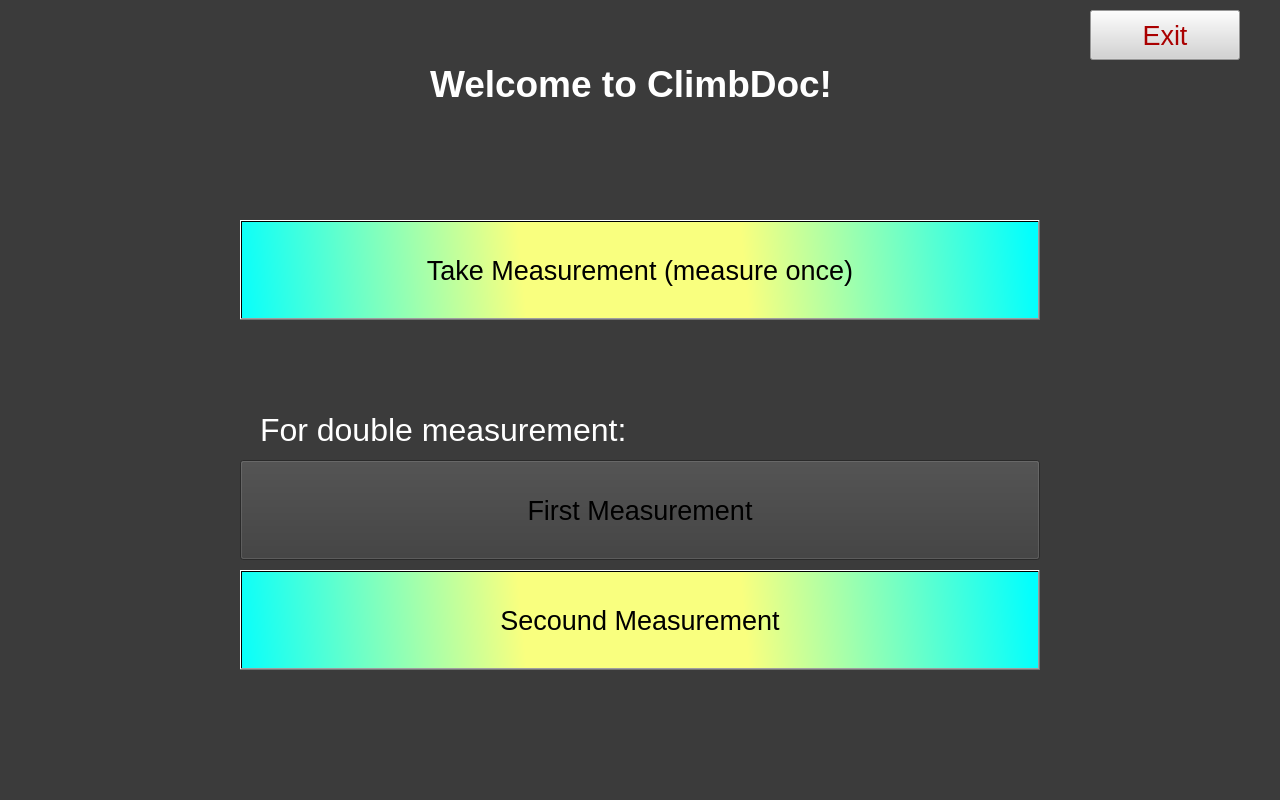
First picture: the form in climbdoc/mainwindow.ui, repository Jonasstre/Climbdoc, before the edit.
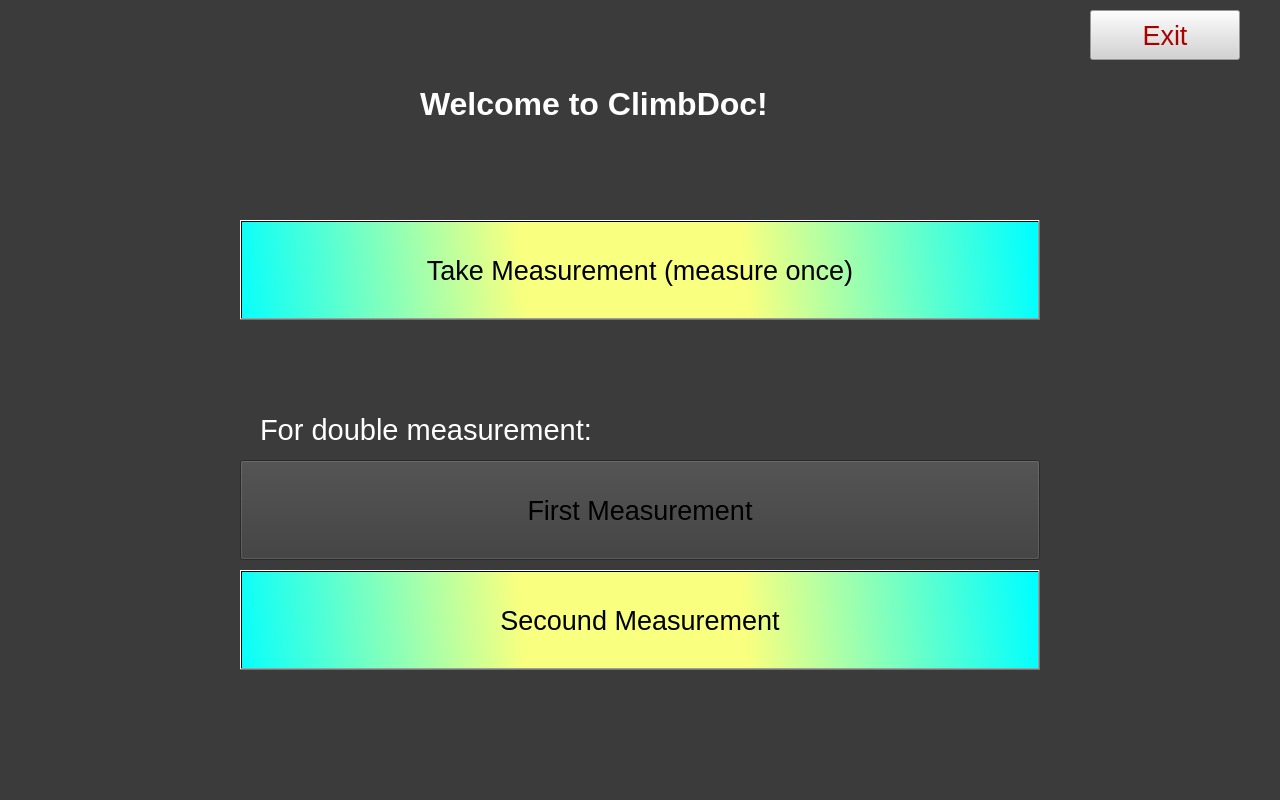
Second picture: the form after the edit. Icons and pictures are not drawn.

Diff of the .ui file:
```diff
--- a/climbdoc/mainwindow.ui
+++ b/climbdoc/mainwindow.ui
@@ -78,7 +78,7 @@
      </font>
     </property>
     <property name="text">
-     <string>&lt;html&gt;&lt;head/&gt;&lt;body&gt;&lt;p&gt;&lt;span style=&quot; font-size:24pt; color:#ffffff;&quot;&gt;For double measurement:&lt;/span&gt;&lt;/p&gt;&lt;/body&gt;&lt;/html&gt;</string>
+     <string>&lt;html&gt;&lt;head/&gt;&lt;body&gt;&lt;p&gt;&lt;span style=&quot; font-size:22pt; color:#ffffff;&quot;&gt;For double measurement:&lt;/span&gt;&lt;/p&gt;&lt;/body&gt;&lt;/html&gt;</string>
     </property>
    </widget>
    <widget class="QPushButton" name="pushButton_2">
@@ -414,8 +414,8 @@
    <widget class="QLabel" name="label">
     <property name="geometry">
      <rect>
-      <x>430</x>
-      <y>60</y>
+      <x>420</x>
+      <y>80</y>
       <width>420</width>
       <height>50</height>
      </rect>
@@ -513,11 +513,11 @@
     </property>
     <property name="font">
      <font>
-      <pointsize>25</pointsize>
+      <pointsize>20</pointsize>
      </font>
     </property>
     <property name="text">
-     <string>&lt;html&gt;&lt;head/&gt;&lt;body&gt;&lt;p&gt;&lt;span style=&quot; font-size:28pt; font-weight:700; color:#ffffff;&quot;&gt;Welcome to ClimbDoc! &lt;/span&gt;&lt;/p&gt;&lt;/body&gt;&lt;/html&gt;</string>
+     <string>&lt;html&gt;&lt;head/&gt;&lt;body&gt;&lt;p&gt;&lt;span style=&quot; font-size:24pt; font-weight:700; color:#ffffff;&quot;&gt;Welcome to ClimbDoc! &lt;/span&gt;&lt;/p&gt;&lt;/body&gt;&lt;/html&gt;</string>
     </property>
    </widget>
    <widget class="QPushButton" name="pushButton">
```
Left out of the diff: 2 changed lines with no effect on the pictures.
